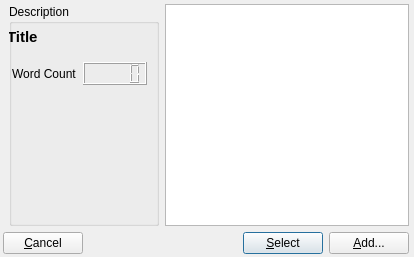
The window that ui/windows/managers/book.ui (GunioRobot/speechcontrol) describes before a commit, drawn with Qt 5.
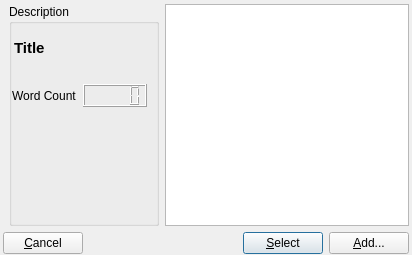
The same window after the commit.

Commit message: More magic, now books can be made well as corpuses and sessions.

Diff of the .ui file:
```diff
--- a/ui/windows/managers/book.ui
+++ b/ui/windows/managers/book.ui
@@ -6,8 +6,8 @@
    <rect>
     <x>0</x>
     <y>0</y>
-    <width>414</width>
-    <height>257</height>
+    <width>412</width>
+    <height>255</height>
    </rect>
   </property>
   <property name="windowTitle">
@@ -43,10 +43,10 @@
       <widget class="QLabel" name="lblTitle">
        <property name="geometry">
         <rect>
-         <x>-2</x>
+         <x>5</x>
          <y>16</y>
-         <width>151</width>
-         <height>34</height>
+         <width>138</width>
+         <height>56</height>
         </rect>
        </property>
        <property name="font">
@@ -64,7 +64,7 @@
        <property name="geometry">
         <rect>
          <x>3</x>
-         <y>58</y>
+         <y>80</y>
          <width>142</width>
          <height>32</height>
         </rect>
```
Left out of the diff: 3 changed lines with no effect on the pictures. The commit also changes 14 other files.
